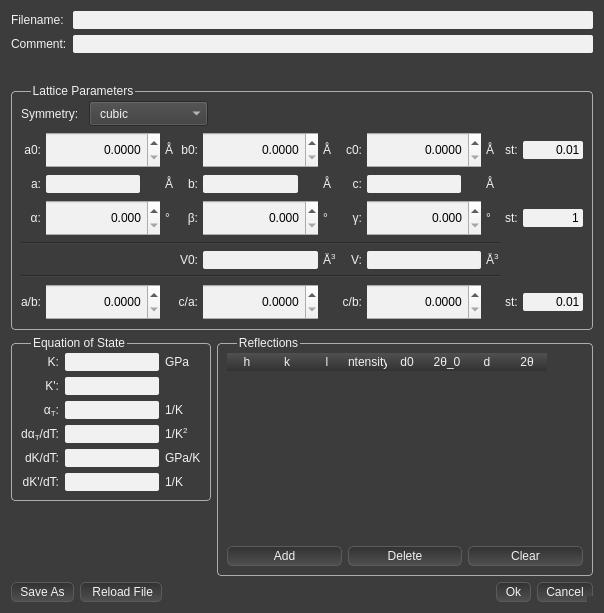
Old version of the form Dioptas_main/Views/UiFiles/Jcpds.ui in the repository Dioptas/Dioptas.
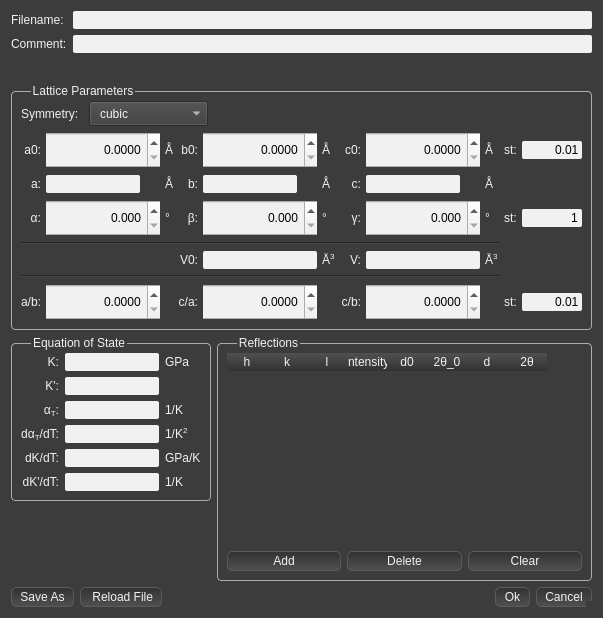
New version of the form.

What changed in the file:
```diff
--- a/Dioptas_main/Views/UiFiles/Jcpds.ui
+++ b/Dioptas_main/Views/UiFiles/Jcpds.ui
@@ -6,8 +6,8 @@
    <rect>
     <x>0</x>
     <y>0</y>
-    <width>604</width>
-    <height>613</height>
+    <width>603</width>
+    <height>618</height>
    </rect>
   </property>
   <property name="windowTitle">
```
